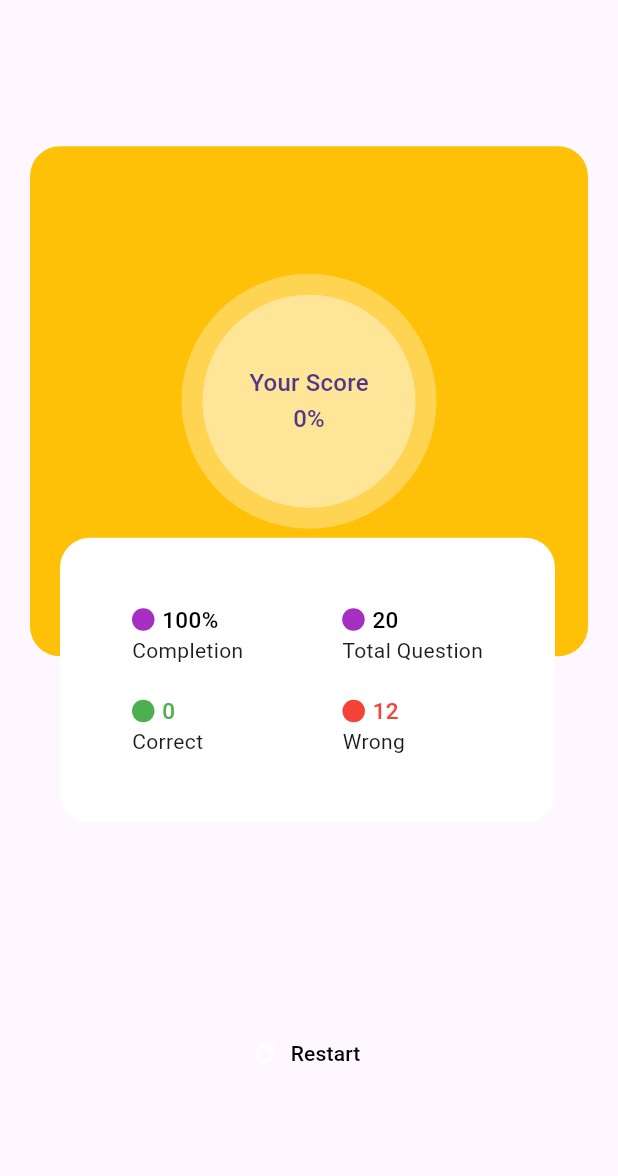
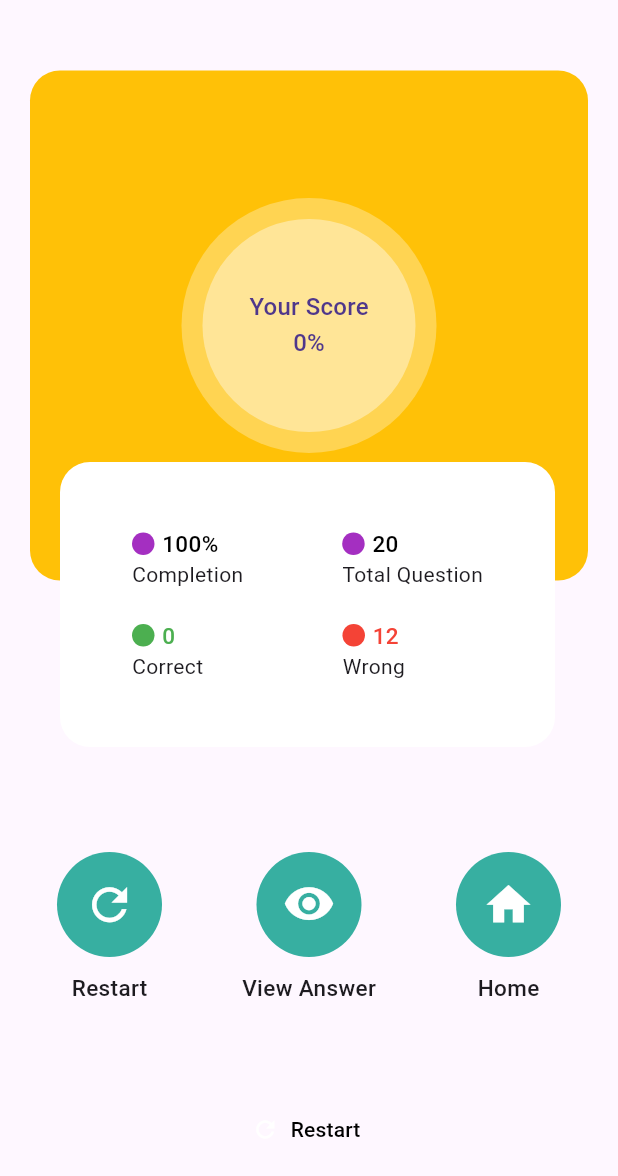
Before and after one commit to AnJasid/football_trivia, a Flutter app: the ResultsPage widget shown alone on an empty page, opened directly with empty values, on a phone screen of 412 x 824 dp. Shown: the top 1176 px of the screen. Run offline on Flutter 3.47's test engine with Material 3 defaults, Android fonts, the phone set to English and light mode, and no system bars; our stand-ins replace google_fonts.

Commit message:
update for result page: add buttons

```diff
--- a/lib/pages/results_page.dart
+++ b/lib/pages/results_page.dart
@@ -241,6 +241,85 @@ class ResultsPage extends StatelessWidget {
                 ],
               ),
             ),
+            const Center(
+              child: Padding(
+                padding: const EdgeInsets.symmetric(horizontal: 18),
+                child: Row(
+                  mainAxisAlignment: MainAxisAlignment.spaceBetween,
+                  children: [
+                    Column(
+                      children: [
+                        CircleAvatar(
+                          backgroundColor: Color(0xff37AFA1),
+                          radius: 35,
+                          child: Center(
+                            child: Icon(
+                              Icons.refresh,
+                              size: 35,
+                              color: Colors.white,
+                            ),
+                          ),
+                        ),
+                        SizedBox(height: 10),
+                        Text(
+                          'Restart',
+                          style: TextStyle(
+                            fontSize: 15,
+                            fontWeight: FontWeight.w500,
+                          ),
+                        ),
+                      ],
+                    ),
+                    Column(
+                      children: [
+                        CircleAvatar(
+                          backgroundColor: Color(0xff37AFA1),
+                          radius: 35,
+                          child: Center(
+                            child: Icon(
+                              Icons.visibility_rounded,
+                              size: 35,
+                              color: Colors.white,
+                            ),
+                          ),
+                        ),
+                        SizedBox(height: 10),
+                        Text(
+                          'View Answer',
+                          style: TextStyle(
+                            fontSize: 15,
+                            fontWeight: FontWeight.w500,
+                          ),
+                        ),
+                      ],
+                    ),
+                    Column(
+                      children: [
+                        CircleAvatar(
+                          backgroundColor: Color(0xff37AFA1),
+                          radius: 35,
+                          child: Center(
+                            child: Icon(
+                              Icons.home,
+                              size: 35,
+                              color: Colors.white,
+                            ),
+                          ),
+                        ),
+                        SizedBox(height: 10),
+                        Text(
+                          'Home',
+                          style: TextStyle(
+                            fontSize: 15,
+                            fontWeight: FontWeight.w500,
+                          ),
+                        ),
+                      ],
+                    ),
+                  ],
+                ),
+              ),
+            ),
 
             const SizedBox(height: 30),
             // QuestionsSummary(summaryData),
```
